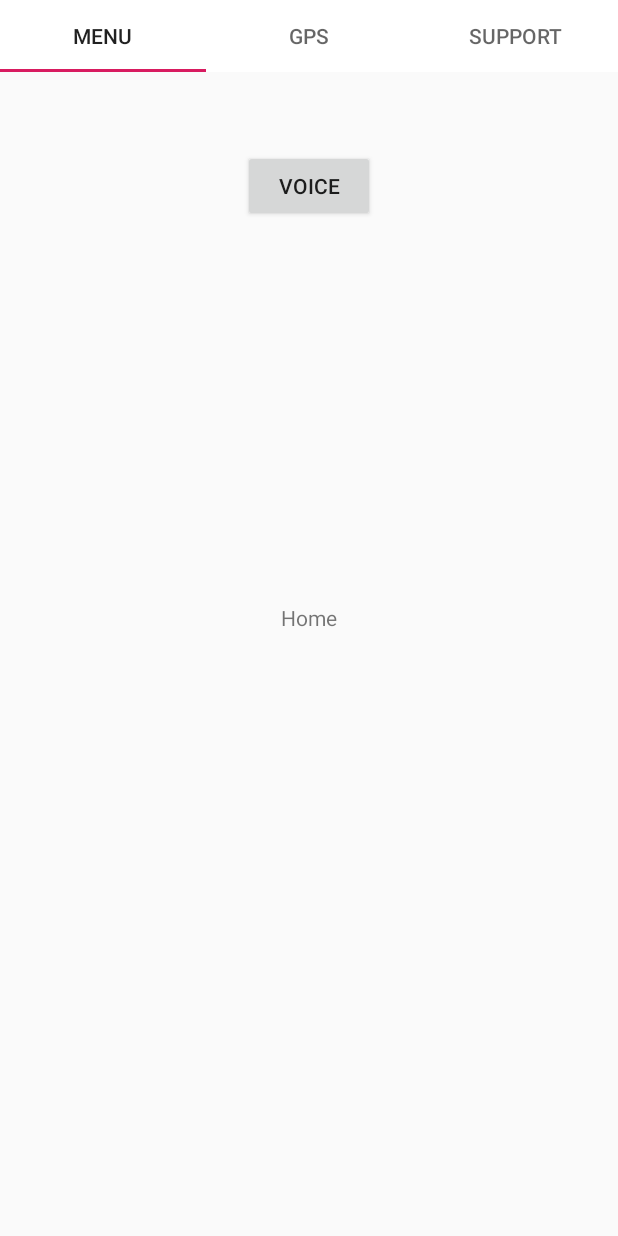
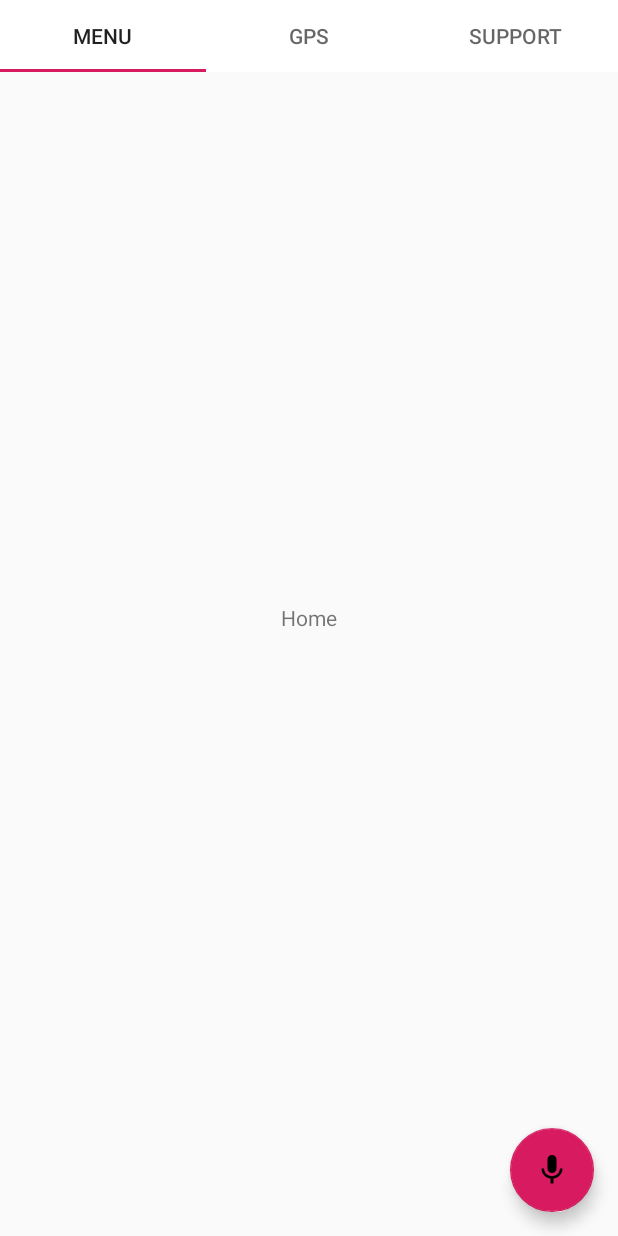
Before and after one commit to LinkOort/nilles-project, an Android app: the screen it shows after launch (MainActivity), on a phone screen of 412 x 824 dp. Run offline under Robolectric (Android 15) with nearby library versions, the phone set to English and light mode, and no system bars.

Commit message:
ACTButton was created and function voiceRecognition was implemented but is not working

```diff
--- a/app/src/main/java/br/com/nilles/MainActivity.java
+++ b/app/src/main/java/br/com/nilles/MainActivity.java
@@ -6,6 +6,7 @@ import android.speech.RecognitionListener;
 import android.speech.RecognizerIntent;
 import android.speech.SpeechRecognizer;
 import android.speech.tts.TextToSpeech;
+import android.support.design.widget.FloatingActionButton;
 import android.support.design.widget.TabLayout;
 import android.support.v4.view.ViewPager;
 import android.support.v7.app.AppCompatActivity;
@@ -34,12 +35,11 @@ public class MainActivity extends AppCompatActivity {
         super.onCreate(savedInstanceState);
         setContentView(R.layout.activity_main);
 
-        //todo button deverá deverá ter esta segmentação
 
-        button = (Button) findViewById(R.id.btnVoice);
-        button.setOnClickListener(new View.OnClickListener() {
+        FloatingActionButton fab = findViewById(R.id.fab);
+        fab.setOnClickListener(new View.OnClickListener() {
             @Override
-            public void onClick(View v) {
+            public void onClick(View view) {
                 Intent intent = new Intent(RecognizerIntent.ACTION_RECOGNIZE_SPEECH);
                 intent.putExtra(RecognizerIntent.EXTRA_LANGUAGE_MODEL, RecognizerIntent.LANGUAGE_MODEL_FREE_FORM);
                 intent.putExtra(RecognizerIntent.EXTRA_MAX_RESULTS, 1);
@@ -120,7 +120,7 @@ public class MainActivity extends AppCompatActivity {
                 }
 
                 @Override
-                public void onResults(Bundle result) {
+                public void onResults(Bundle bundle) {
                     //mantemos o foco aqui neste método
                     List<String> results = bundle.getStringArrayList(
                             SpeechRecognizer.RESULTS_RECOGNITION
@@ -148,13 +148,13 @@ public class MainActivity extends AppCompatActivity {
 
         if(command.indexOf("what") != -1){
             if(command.indexOf("your name") != -1) {
-                speak("My name is Koku.");
+                speak("my name is koku.");
             }
         }
-        if (command.indexOf("Time") != -1) {
+        if (command.indexOf("time") != -1) {
             Date now = new Date();
             String time = DateUtils.formatDateTime(this, now.getTime(),DateUtils.FORMAT_SHOW_TIME);
-            speak("The time is" + time);
+            speak("the time is" + time);
         }
     }
 
--- a/app/src/main/res/layout/activity_main.xml
+++ b/app/src/main/res/layout/activity_main.xml
@@ -23,13 +23,16 @@
 <LinearLayout
     android:layout_width="match_parent"
     android:layout_height="match_parent"
-    android:orientation="vertical">
-    <Button
+    android:gravity="right">
+
+    <android.support.design.widget.FloatingActionButton
+        android:id="@+id/fab"
         android:layout_width="wrap_content"
         android:layout_height="wrap_content"
-        android:text="VOICE"
-        android:layout_gravity="center"
-        android:layout_marginTop="100dp"
-        android:id="@+id/btnVoice"/>
+        android:layout_gravity="bottom"
+        android:src="@drawable/ic_mic24dp"
+        android:layout_margin="16dp"
+        />
+
 </LinearLayout>
 </RelativeLayout>
```
Also changed, not shown: 1 other file.
